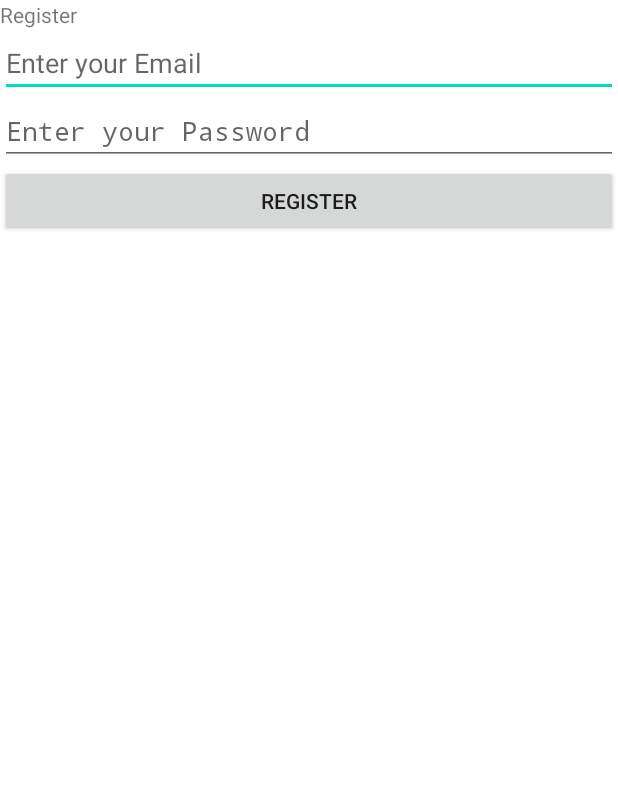
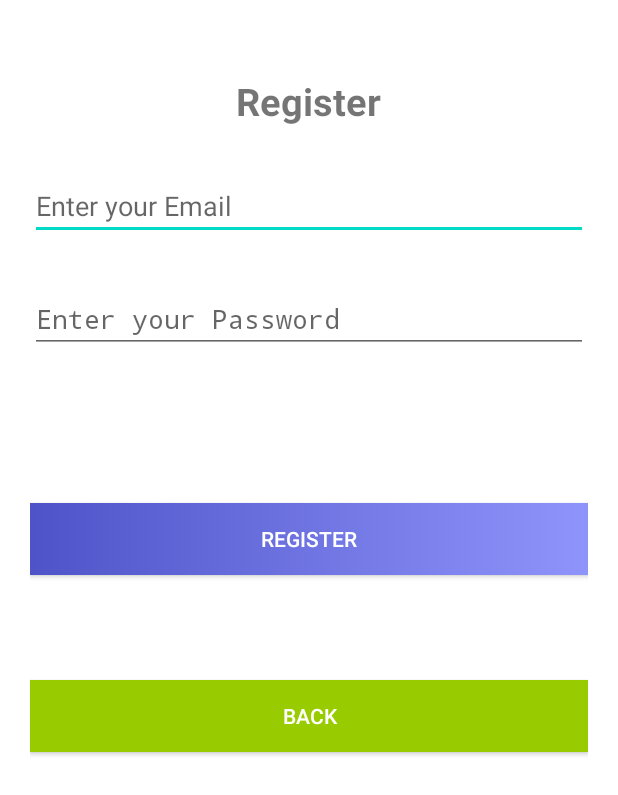
Before and after one commit to gorretgolden/FirebaseAuthAppOne, an Android app: the RegistrationActivty screen opened directly, with no data from a screen before it, on a phone screen of 412 x 824 dp. Shown: the top 795 px of the screen. Run offline under Robolectric (Android 15) with nearby library versions, the phone set to English and light mode, and no system bars; our stand-ins replace Firebase (no records; nobody signed in at launch, a user with empty details on screens opened directly).

Commit message:
worked on the screens' styles

```diff
--- a/app/src/main/java/com/example/firebaseauthentication/MainActivity.java
+++ b/app/src/main/java/com/example/firebaseauthentication/MainActivity.java
@@ -11,15 +11,13 @@ import android.widget.TextView;
 public class MainActivity extends AppCompatActivity {
 
 
-    TextView geeksforgeeks;
     Button btnNext;
     @Override
     protected void onCreate(Bundle savedInstanceState) {
         super.onCreate(savedInstanceState);
         setContentView(R.layout.activity_main);
 
-//        geeksforgeeks = findViewById(R.id.gks);
-//        geeksforgeeks.setText("GeeksForGeeks(Firebase Authentication)");
+
 
         btnNext = findViewById(R.id.btn);
         btnNext.setOnClickListener(new View.OnClickListener() {
--- a/app/src/main/java/com/example/firebaseauthentication/RegistrationActivty.java
+++ b/app/src/main/java/com/example/firebaseauthentication/RegistrationActivty.java
@@ -23,6 +23,7 @@ public class RegistrationActivty extends Activity{
     private EditText emailTextView, passwordTextView;
     private ProgressBar progressbar;
     private FirebaseAuth mAuth;
+    Button back;
 
     @Override
     protected void onCreate(Bundle savedInstanceState)
@@ -34,11 +35,20 @@ public class RegistrationActivty extends Activity{
         mAuth = FirebaseAuth.getInstance();
 
         // initialising all views through id defined above
-        emailTextView = findViewById(R.id.email);
-        passwordTextView = findViewById(R.id.passwd);
-        Button btn = findViewById(R.id.btnregister);
-        progressbar = findViewById(R.id.progressbar);
+        emailTextView = (EditText) findViewById(R.id.email);
+        passwordTextView = (EditText)findViewById(R.id.passwd);
+        Button btn = (Button) findViewById(R.id.btnregister);
+        progressbar = (ProgressBar) findViewById(R.id.progressbar);
+        back = (Button) findViewById(R.id.back);
 
+
+        back.setOnClickListener(new View.OnClickListener() {
+            @Override
+            public void onClick(View v) {
+                Intent intentBack = new Intent(getApplicationContext(),MainActivity.class);
+                startActivity(intentBack);
+            }
+        });
         // Set on Click Listener on Registration button
         btn.setOnClickListener(new View.OnClickListener() {
             @Override
--- /dev/null
+++ b/app/src/main/res/drawable/gradient.xml
@@ -0,0 +1,11 @@
+<?xml version="1.0" encoding="utf-8"?>
+<selector xmlns:android="http://schemas.android.com/apk/res/android">
+    <item>
+        <shape>
+            <gradient  android:startColor="#4e54c8"
+                android:endColor="#8f94fb"
+                android:type="linear"/>
+        </shape>
+    </item>
+
+</selector>
--- /dev/null
+++ b/app/src/main/res/drawable/gradient2.xml
@@ -0,0 +1,11 @@
+<?xml version="1.0" encoding="utf-8"?>
+<selector xmlns:android="http://schemas.android.com/apk/res/android">
+    <item>
+        <shape>
+            <gradient  android:startColor="@android:color/holo_green_light"
+                android:endColor="@android:color/holo_green_light"
+                android:type="linear"/>
+        </shape>
+    </item>
+
+</selector>
--- a/app/src/main/res/layout/activity_registration.xml
+++ b/app/src/main/res/layout/activity_registration.xml
@@ -3,6 +3,7 @@
     android:layout_width="match_parent"
     xmlns:tools="http://schemas.android.com/tools"
     android:orientation="vertical"
+    android:padding="20dp"
     tools:context=".RegistrationActivty"
     android:layout_height="match_parent">
 
@@ -11,6 +12,11 @@
     <TextView
         android:layout_width="wrap_content"
         android:layout_height="wrap_content"
+        android:layout_marginTop="30dp"
+        android:textSize="25sp"
+        android:textStyle="bold"
+        android:layout_marginBottom="30dp"
+        android:layout_gravity="center"
         android:text="@string/register" />
 
     <!-- Edit text for email -->
@@ -18,6 +24,7 @@
         android:id="@+id/email"
         android:layout_width="match_parent"
         android:layout_height="wrap_content"
+        android:layout_marginBottom="30dp"
         android:hint="@string/enter_your_email" />
 
     <!-- Edit text for password -->
@@ -26,6 +33,7 @@
         android:layout_width="match_parent"
         android:layout_height="wrap_content"
         android:hint="@string/enter_your_password"
+        android:layout_marginBottom="30dp"
         android:inputType="textPassword" />
 
     <!-- Button for register with text "Register" -->
@@ -33,7 +41,18 @@
         android:id="@+id/btnregister"
         android:layout_width="match_parent"
         android:layout_height="wrap_content"
+        android:textColor="@android:color/white"
+        android:background="@drawable/gradient"
+        android:layout_marginTop="70dp"
         android:text="@string/register" />
+    <Button
+        android:id="@+id/back"
+        android:layout_width="match_parent"
+        android:layout_height="wrap_content"
+        android:textColor="@android:color/white"
+        android:background="@drawable/gradient2"
+        android:layout_marginTop="70dp"
+        android:text="@string/back" />
 
     <!-- ProgressBar for loading time -->
     <ProgressBar
--- a/app/src/main/res/values/strings.xml
+++ b/app/src/main/res/values/strings.xml
@@ -6,4 +6,5 @@
     <string name="login">Login</string>
     <string name="geeksforgeeks_firebase_authentication">GeeksForGeeks(Firebase Authentication)</string>
     <string name="register_text">Dont have an account? | Register here</string>
+    <string name="back">Back</string>
 </resources>
```
Also changed, not shown: app/src/main/res/layout/activity_login.xml (+15 -0 lines), app/src/main/res/layout/activity_main.xml (+0 -7 lines), 1 other file.
